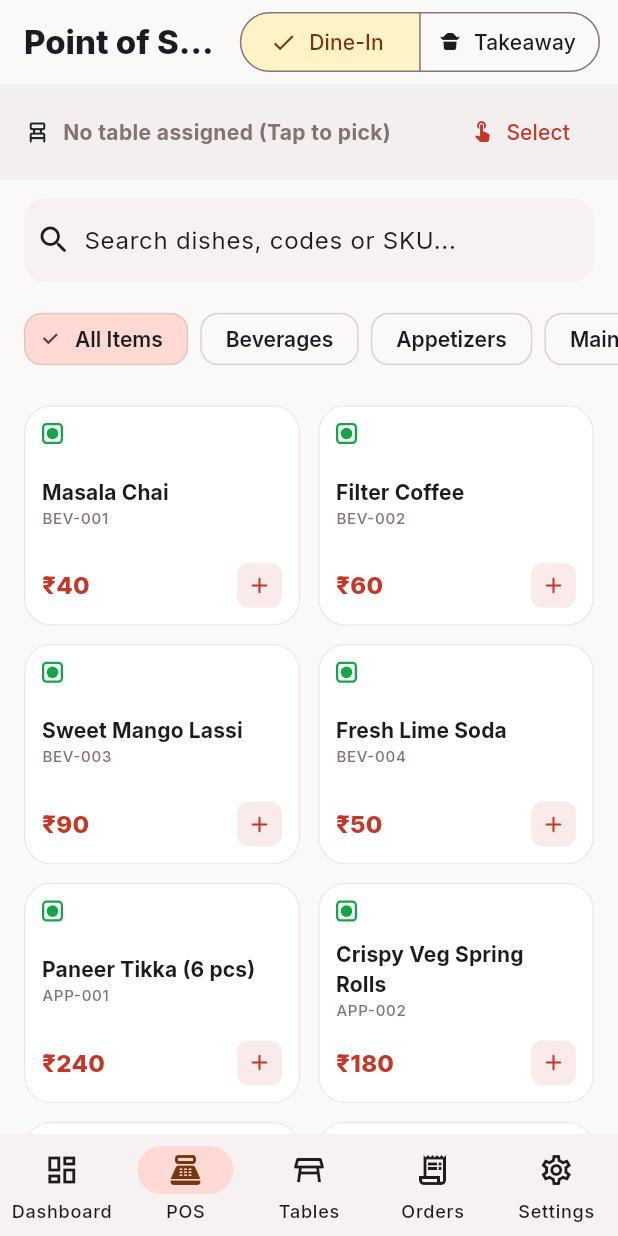
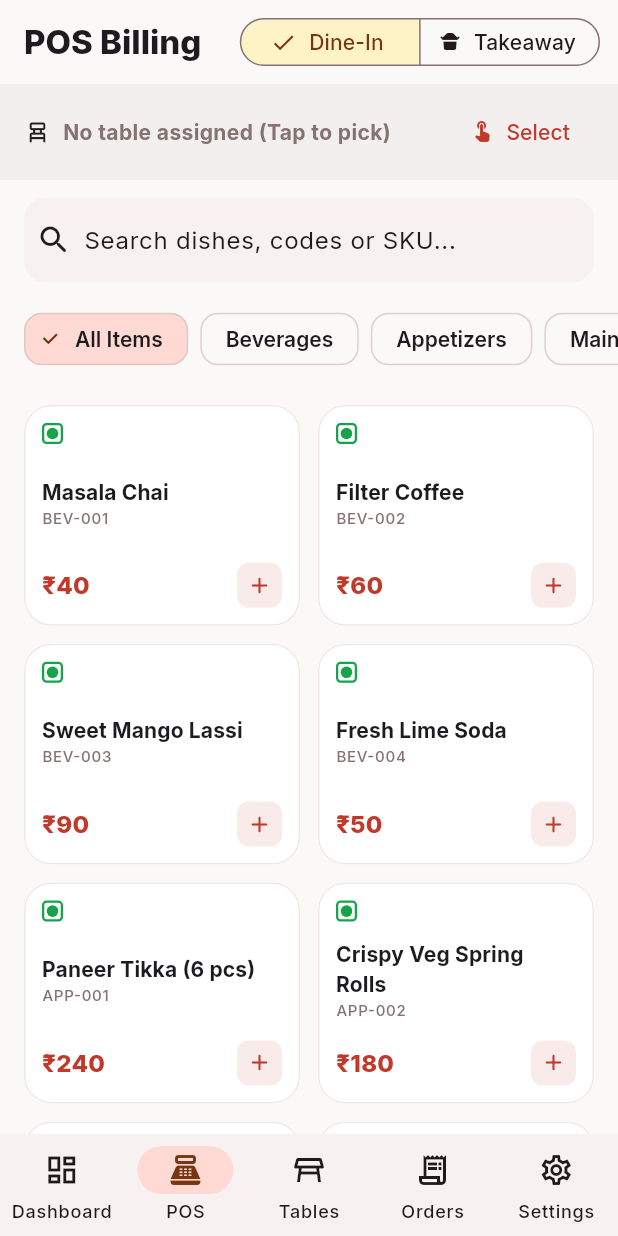
Before and after one commit to iamrony27/Restpos, a Flutter app: the screen it shows after launch, item 2 of the bottom bar chosen, on a phone screen of 412 x 824 dp. Run offline on Flutter 3.47's test engine with Material 3 defaults, Android fonts, the phone set to English and light mode, and no system bars; our stand-ins replace fl_chart, google_fonts, qr_flutter.

Commit message:
feat(ui): refine responsive layouts, fix text overflow, and enhance bouncing button responsiveness

```diff
--- a/lib/core/animations/bouncing_button.dart
+++ b/lib/core/animations/bouncing_button.dart
@@ -60,9 +60,7 @@ class _BouncingButtonState extends State<BouncingButton>
   }
 
   void _onTapUp(TapUpDetails details) {
-    if (widget.onPressed == null) return;
     _controller.reverse();
-    widget.onPressed?.call();
   }
 
   void _onTapCancel() {
@@ -75,6 +73,7 @@ class _BouncingButtonState extends State<BouncingButton>
       onTapDown: _onTapDown,
       onTapUp: _onTapUp,
       onTapCancel: _onTapCancel,
+      onTap: widget.onPressed,
       behavior: HitTestBehavior.opaque,
       child: AnimatedBuilder(
         animation: _scaleAnimation,
--- a/lib/screens/pos/pos_screen.dart
+++ b/lib/screens/pos/pos_screen.dart
@@ -134,7 +134,7 @@ class _PosScreenState extends State<PosScreen> {
     return Scaffold(
       appBar: AppBar(
         title: Text(
-          'Point of Sale',
+          'POS Billing',
           style: theme.textTheme.titleLarge?.copyWith(fontWeight: FontWeight.w800),
         ),
         actions: [
@@ -142,6 +142,10 @@ class _PosScreenState extends State<PosScreen> {
           Padding(
             padding: const EdgeInsets.only(right: 12),
             child: SegmentedButton<OrderType>(
+              style: const ButtonStyle(
+                visualDensity: VisualDensity.compact,
+                tapTargetSize: MaterialTapTargetSize.shrinkWrap,
+              ),
               segments: const [
                 ButtonSegment(
                   value: OrderType.dineIn,
@@ -389,22 +393,17 @@ class _PosScreenState extends State<PosScreen> {
       ),
       // Floating Bottom Cart Bar
       bottomSheet: posProvider.cart.isNotEmpty
-          ? Container(
+          ? Material(
+              elevation: 12,
+              color: theme.colorScheme.surfaceContainerLowest,
+              child: Container(
                 padding: const EdgeInsets.symmetric(horizontal: 20, vertical: 12),
                 decoration: BoxDecoration(
-                color: theme.colorScheme.surfaceContainerLowest,
                   border: Border(
                     top: BorderSide(
                       color: theme.colorScheme.outlineVariant.withOpacity(0.4),
                     ),
                   ),
-                boxShadow: [
-                  BoxShadow(
-                    color: Colors.black.withOpacity(0.08),
-                    blurRadius: 16,
-                    offset: const Offset(0, -4),
-                  ),
-                ],
                 ),
                 child: SafeArea(
                   child: Row(
@@ -454,6 +453,7 @@ class _PosScreenState extends State<PosScreen> {
                       ),
                     ),
                   ],
+                ),
               ),
             ),
           )
```
Also changed, not shown: lib/screens/dashboard/dashboard_screen.dart (+14 -8 lines), lib/screens/tables/tables_screen.dart (+9 -4 lines), lib/widgets/animated_stat_card.dart (+17 -6 lines). Lines whose indentation alone changed are shown as unchanged.
